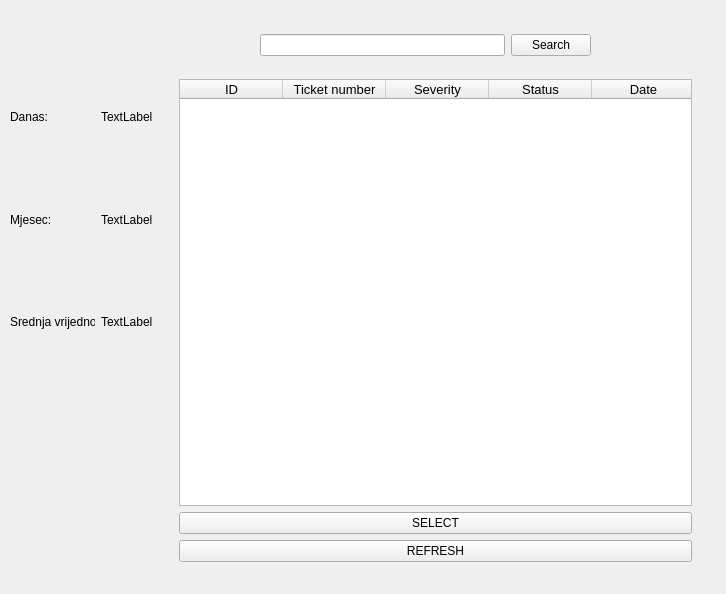
Sasa993/Agent-Tool, file gui_testic.ui: the form before one commit.
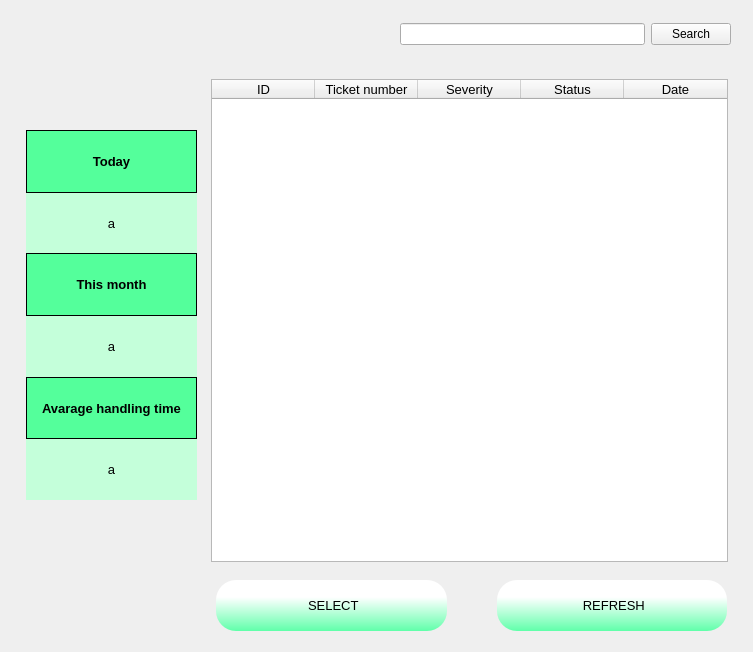
The form after the commit. Icons and pictures are not drawn.

Commit message: finished adding counters to the selection widget (GUI)... fixed the bug with items text align in QTableWidget...Fixed the bug with selection > details (data was wrong)... ticket number is now clickable/markable and title for every ticket has a description of that ticket

```diff
--- a/gui_testic.ui
+++ b/gui_testic.ui
@@ -9,29 +9,29 @@
    <rect>
     <x>0</x>
     <y>0</y>
-    <width>726</width>
-    <height>594</height>
+    <width>753</width>
+    <height>652</height>
    </rect>
   </property>
   <property name="minimumSize">
    <size>
-    <width>0</width>
-    <height>0</height>
+    <width>753</width>
+    <height>652</height>
    </size>
   </property>
   <property name="maximumSize">
    <size>
-    <width>800</width>
-    <height>16777215</height>
+    <width>753</width>
+    <height>652</height>
    </size>
   </property>
   <property name="windowTitle">
    <string>Form</string>
   </property>
-  <widget class="QWidget" name="">
+  <widget class="QWidget" name="layoutWidget">
    <property name="geometry">
     <rect>
-     <x>160</x>
+     <x>197</x>
      <y>70</y>
      <width>551</width>
      <height>501</height>
@@ -39,10 +39,10 @@
    </property>
    <layout class="QGridLayout" name="gridLayout_2">
     <property name="leftMargin">
-     <number>10</number>
+     <number>5</number>
     </property>
     <property name="rightMargin">
-     <number>10</number>
+     <number>5</number>
     </property>
     <item row="0" column="0">
      <widget class="QScrollArea" name="scrollArea">
@@ -57,7 +57,7 @@
         <rect>
          <x>0</x>
          <y>0</y>
-         <width>531</width>
+         <width>541</width>
          <height>499</height>
         </rect>
        </property>
@@ -186,20 +186,6 @@
           </column>
          </widget>
         </item>
-        <item>
-         <widget class="QPushButton" name="pushButtonSelektovano">
-          <property name="text">
-           <string>SELECT</string>
-          </property>
-         </widget>
-        </item>
-        <item>
-         <widget class="QPushButton" name="pushButtonRefresh">
-          <property name="text">
-           <string>REFRESH</string>
-          </property>
-         </widget>
-        </item>
        </layout>
       </widget>
      </widget>
@@ -209,10 +195,10 @@
   <widget class="QWidget" name="horizontalLayoutWidget">
    <property name="geometry">
     <rect>
-     <x>260</x>
-     <y>30</y>
+     <x>400</x>
+     <y>9</y>
      <width>331</width>
-     <height>31</height>
+     <height>51</height>
     </rect>
    </property>
    <layout class="QHBoxLayout" name="horizontalLayout_5">
@@ -231,52 +217,272 @@
   <widget class="QWidget" name="gridLayoutWidget">
    <property name="geometry">
     <rect>
-     <x>10</x>
-     <y>69</y>
-     <width>143</width>
-     <height>301</height>
+     <x>26</x>
+     <y>70</y>
+     <width>171</width>
+     <height>490</height>
     </rect>
    </property>
-   <layout class="QGridLayout" name="gridLayout_7">
-    <item row="1" column="1">
-     <widget class="QLabel" name="labelBrojTiketaMjesec">
-      <property name="text">
-       <string>TextLabel</string>
+   <layout class="QVBoxLayout" name="verticalLayout_3">
+    <property name="spacing">
+     <number>0</number>
+    </property>
+    <property name="topMargin">
+     <number>60</number>
+    </property>
+    <property name="bottomMargin">
+     <number>60</number>
+    </property>
+    <item>
+     <widget class="QLabel" name="labelkita">
+      <property name="font">
+       <font>
+        <pointsize>10</pointsize>
+        <weight>75</weight>
+        <bold>true</bold>
+       </font>
       </property>
-     </widget>
-    </item>
-    <item row="1" column="0">
-     <widget class="QLabel" name="label_3">
+      <property name="styleSheet">
+       <string notr="true">QLabel { 
+border-left: 1px solid black;
+border-right: 1px solid black;
+border-top: 1px solid black;
+background-color: rgb(84, 255, 155);
+}</string>
+      </property>
       <property name="text">
-       <string>Mjesec:</string>
+       <string>Today</string>
       </property>
+      <property name="alignment">
+       <set>Qt::AlignCenter</set>
+      </property>
      </widget>
     </item>
-    <item row="0" column="1">
+    <item>
      <widget class="QLabel" name="labelBrojTiketaDanas">
+      <property name="font">
+       <font>
+        <pointsize>10</pointsize>
+       </font>
+      </property>
+      <property name="styleSheet">
+       <string notr="true">QLabel {
+background-color: rgb(196, 255, 218);
+border-top: 1px solid black;
+}
+QLabel:hover {
+border-top: 0;
+border-right: 1px solid black;
+border-left: 1px solid black;
+border-bottom: 1px solid black
+}</string>
+      </property>
       <property name="text">
-       <string>TextLabel</string>
+       <string>a</string>
       </property>
+      <property name="alignment">
+       <set>Qt::AlignCenter</set>
+      </property>
      </widget>
     </item>
-    <item row="0" column="0">
-     <widget class="QLabel" name="label">
+    <item>
+     <widget class="QLabel" name="label_3">
+      <property name="font">
+       <font>
+        <pointsize>10</pointsize>
+        <weight>75</weight>
+        <bold>true</bold>
+       </font>
+      </property>
+      <property name="styleSheet">
+       <string notr="true">QLabel { 
+border-left: 1px solid black;
+border-right: 1px solid black;
+border-top: 1px solid black;
+background-color: rgb(84, 255, 155);
+}</string>
+      </property>
       <property name="text">
-       <string>Danas:</string>
+       <string>This month</string>
       </property>
+      <property name="alignment">
+       <set>Qt::AlignCenter</set>
+      </property>
      </widget>
     </item>
-    <item row="2" column="0">
+    <item>
+     <widget class="QLabel" name="labelBrojTiketaMjesec">
+      <property name="font">
+       <font>
+        <pointsize>10</pointsize>
+       </font>
+      </property>
+      <property name="styleSheet">
+       <string notr="true">QLabel {
+background-color: rgb(196, 255, 218);
+border-top: 1px solid black;
+}
+QLabel:hover {
+border-top: 0;
+border-right: 1px solid black;
+border-left: 1px solid black;
+border-bottom: 1px solid black
+}</string>
+      </property>
+      <property name="text">
+       <string>a</string>
+      </property>
+      <property name="alignment">
+       <set>Qt::AlignCenter</set>
+      </property>
+     </widget>
+    </item>
+    <item>
      <widget class="QLabel" name="label_2">
+      <property name="font">
+       <font>
+        <pointsize>10</pointsize>
+        <weight>75</weight>
+        <bold>true</bold>
+       </font>
+      </property>
+      <property name="styleSheet">
+       <string notr="true">QLabel { 
+border-left: 1px solid black;
+border-right: 1px solid black;
+border-top: 1px solid black;
+background-color: rgb(84, 255, 155);
+}</string>
+      </property>
       <property name="text">
-       <string>Srednja vrijednost</string>
+       <string>Avarage handling time</string>
+      </property>
+      <property name="alignment">
+       <set>Qt::AlignCenter</set>
       </property>
      </widget>
     </item>
-    <item row="2" column="1">
+    <item>
      <widget class="QLabel" name="labelSrednjaVrijednostDuzine">
+      <property name="font">
+       <font>
+        <pointsize>10</pointsize>
+       </font>
+      </property>
+      <property name="styleSheet">
+       <string notr="true">QLabel {
+background-color: rgb(196, 255, 218);
+border-top: 1px solid black;
+}
+QLabel:hover {
+border-top: 0;
+border-right: 1px solid black;
+border-left: 1px solid black;
+border-bottom: 1px solid black
+}</string>
+      </property>
       <property name="text">
-       <string>TextLabel</string>
+       <string>a</string>
+      </property>
+      <property name="alignment">
+       <set>Qt::AlignCenter</set>
+      </property>
+     </widget>
+    </item>
+   </layout>
+  </widget>
+  <widget class="QWidget" name="horizontalLayoutWidget_2">
+   <property name="geometry">
+    <rect>
+     <x>216</x>
+     <y>580</y>
+     <width>511</width>
+     <height>61</height>
+    </rect>
+   </property>
+   <layout class="QHBoxLayout" name="horizontalLayout_2" stretch="0,0">
+    <property name="spacing">
+     <number>50</number>
+    </property>
+    <property name="topMargin">
+     <number>0</number>
+    </property>
+    <property name="bottomMargin">
+     <number>10</number>
+    </property>
+    <item>
+     <widget class="QPushButton" name="pushButtonSelektovano">
+      <property name="sizePolicy">
+       <sizepolicy hsizetype="Minimum" vsizetype="Minimum">
+        <horstretch>0</horstretch>
+        <verstretch>0</verstretch>
+       </sizepolicy>
+      </property>
+      <property name="font">
+       <font>
+        <pointsize>10</pointsize>
+       </font>
+      </property>
+      <property name="cursor">
+       <cursorShape>PointingHandCursor</cursorShape>
+      </property>
+      <property name="styleSheet">
+       <string notr="true">QPushButton:hover {background-color: qlineargradient(spread:pad, x1:1, y1:0, x2:0.988636, y2:0.983, stop:0 rgba(96, 255, 170, 255), stop:0.664773 rgba(255, 255, 255, 255));}
+QPushButton:pressed { border: 1px solid black;}
+QPushButton { background-color: qlineargradient(spread:pad, x1:1, y1:1, x2:1, y2:0, stop:0 rgba(96, 255, 170, 255), stop:0.664773 rgba(255, 255, 255, 255)); border-radius: 20px; }
+
+</string>
+      </property>
+      <property name="text">
+       <string> SELECT</string>
+      </property>
+      <property name="icon">
+       <iconset>
+        <normaloff>images/005-select.png</normaloff>images/005-select.png</iconset>
+      </property>
+      <property name="iconSize">
+       <size>
+        <width>32</width>
+        <height>32</height>
+       </size>
+      </property>
+     </widget>
+    </item>
+    <item>
+     <widget class="QPushButton" name="pushButtonRefresh">
+      <property name="sizePolicy">
+       <sizepolicy hsizetype="Minimum" vsizetype="Minimum">
+        <horstretch>0</horstretch>
+        <verstretch>0</verstretch>
+       </sizepolicy>
+      </property>
+      <property name="font">
+       <font>
+        <pointsize>10</pointsize>
+       </font>
+      </property>
+      <property name="cursor">
+       <cursorShape>PointingHandCursor</cursorShape>
+      </property>
+      <property name="styleSheet">
+       <string notr="true">QPushButton:hover {background-color: qlineargradient(spread:pad, x1:1, y1:0, x2:0.988636, y2:0.983, stop:0 rgba(96, 255, 170, 255), stop:0.664773 rgba(255, 255, 255, 255));}
+QPushButton:pressed { border: 1px solid black;}
+QPushButton { background-color: qlineargradient(spread:pad, x1:1, y1:1, x2:1, y2:0, stop:0 rgba(96, 255, 170, 255), stop:0.664773 rgba(255, 255, 255, 255)); border-radius: 20px; }
+
+</string>
+      </property>
+      <property name="text">
+       <string> REFRESH</string>
+      </property>
+      <property name="icon">
+       <iconset>
+        <normaloff>images/001-circular-arrow.png</normaloff>images/001-circular-arrow.png</iconset>
+      </property>
+      <property name="iconSize">
+       <size>
+        <width>32</width>
+        <height>32</height>
+       </size>
       </property>
      </widget>
     </item>
```
Left out of the diff: 4 changed lines with no effect on the pictures. The commit also changes 16 other files.
